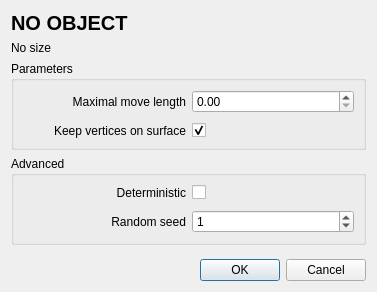
Qt form Polyhedron/demo/Polyhedron/Plugins/PMP/Random_perturbation_dialog.ui (CGAL/cgal) before a commit.
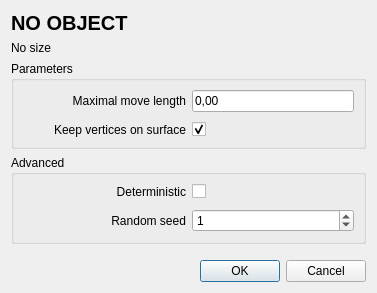
The same form after that commit. Custom widgets are drawn as their Qt base class.

Patch:
```diff
--- a/Polyhedron/demo/Polyhedron/Plugins/PMP/Random_perturbation_dialog.ui
+++ b/Polyhedron/demo/Polyhedron/Plugins/PMP/Random_perturbation_dialog.ui
@@ -10,7 +10,7 @@
     <x>0</x>
     <y>0</y>
     <width>377</width>
-    <height>292</height>
+    <height>293</height>
    </rect>
   </property>
   <property name="windowTitle">
@@ -70,22 +70,6 @@
         </property>
        </widget>
       </item>
-      <item row="0" column="1">
-       <widget class="QDoubleSpinBox" name="moveSize_dspinbox">
-        <property name="minimumSize">
-         <size>
-          <width>110</width>
-          <height>0</height>
-         </size>
-        </property>
-        <property name="maximum">
-         <double>1000.000000000000000</double>
-        </property>
-        <property name="singleStep">
-         <double>0.100000000000000</double>
-        </property>
-       </widget>
-      </item>
       <item row="1" column="1">
        <widget class="QCheckBox" name="project_checkbox">
         <property name="text">
@@ -96,6 +80,19 @@
         </property>
        </widget>
       </item>
+      <item row="0" column="1">
+       <widget class="DoubleEdit" name="moveSize_dspinbox">
+        <property name="sizePolicy">
+         <sizepolicy hsizetype="Minimum" vsizetype="Fixed">
+          <horstretch>0</horstretch>
+          <verstretch>0</verstretch>
+         </sizepolicy>
+        </property>
+        <property name="text">
+         <string>0,00</string>
+        </property>
+       </widget>
+      </item>
      </layout>
     </widget>
    </item>
@@ -198,6 +195,13 @@
    </item>
   </layout>
  </widget>
+ <customwidgets>
+  <customwidget>
+   <class>DoubleEdit</class>
+   <extends>QLineEdit</extends>
+   <header>CGAL_double_edit.h</header>
+  </customwidget>
+ </customwidgets>
  <tabstops>
   <tabstop>moveSize_dspinbox</tabstop>
   <tabstop>project_checkbox</tabstop>
```
Left out of the diff: 4 changed lines with no effect on the pictures.
